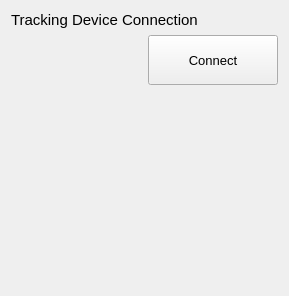
Qt form Modules/IGTUI/Qmitk/QmitkIGTConnectionWidgetControls.ui (MITK/MITK) before a commit.
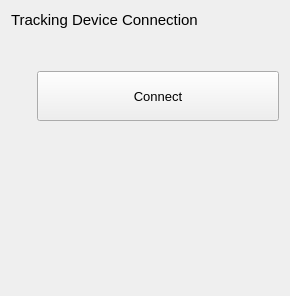
The same form after that commit. Icons and pictures are not drawn. Custom widgets are drawn as their Qt base class.

Commit message: Corrected layout in IGTConnectionWidget

Diff of the .ui file:
```diff
--- a/Modules/IGTUI/Qmitk/QmitkIGTConnectionWidgetControls.ui
+++ b/Modules/IGTUI/Qmitk/QmitkIGTConnectionWidgetControls.ui
@@ -34,7 +34,7 @@
      </property>
     </widget>
    </item>
-   <item row="1" column="0" rowspan="2">
+   <item row="1" column="0" rowspan="3">
     <widget class="QmitkTrackingDeviceConfigurationWidget" name="trackingDeviceConfigurationWidget" native="true">
      <property name="sizePolicy">
       <sizepolicy hsizetype="Preferred" vsizetype="Preferred">
@@ -42,15 +42,18 @@
        <verstretch>0</verstretch>
       </sizepolicy>
      </property>
+     <property name="styleSheet">
+      <string notr="true"/>
+     </property>
     </widget>
    </item>
-   <item row="1" column="1">
+   <item row="2" column="1">
     <widget class="QPushButton" name="connectButton">
      <property name="enabled">
       <bool>true</bool>
      </property>
      <property name="sizePolicy">
-      <sizepolicy hsizetype="Preferred" vsizetype="Fixed">
+      <sizepolicy hsizetype="Expanding" vsizetype="Fixed">
        <horstretch>0</horstretch>
        <verstretch>0</verstretch>
       </sizepolicy>
@@ -88,15 +91,41 @@
      </property>
     </widget>
    </item>
-   <item row="2" column="1">
+   <item row="3" column="1">
     <spacer name="verticalSpacer">
      <property name="orientation">
       <enum>Qt::Vertical</enum>
      </property>
      <property name="sizeHint" stdset="0">
       <size>
+       <width>242</width>
+       <height>143</height>
+      </size>
+     </property>
+    </spacer>
+   </item>
+   <item row="4" column="0">
+    <spacer name="verticalSpacer_2">
+     <property name="orientation">
+      <enum>Qt::Vertical</enum>
+     </property>
+     <property name="sizeHint" stdset="0">
+      <size>
        <width>20</width>
-       <height>195</height>
+       <height>40</height>
+      </size>
+     </property>
+    </spacer>
+   </item>
+   <item row="1" column="1">
+    <spacer name="verticalSpacer_3">
+     <property name="orientation">
+      <enum>Qt::Vertical</enum>
+     </property>
+     <property name="sizeHint" stdset="0">
+      <size>
+       <width>20</width>
+       <height>40</height>
       </size>
      </property>
     </spacer>
```
The commit also changes 2 other files.
